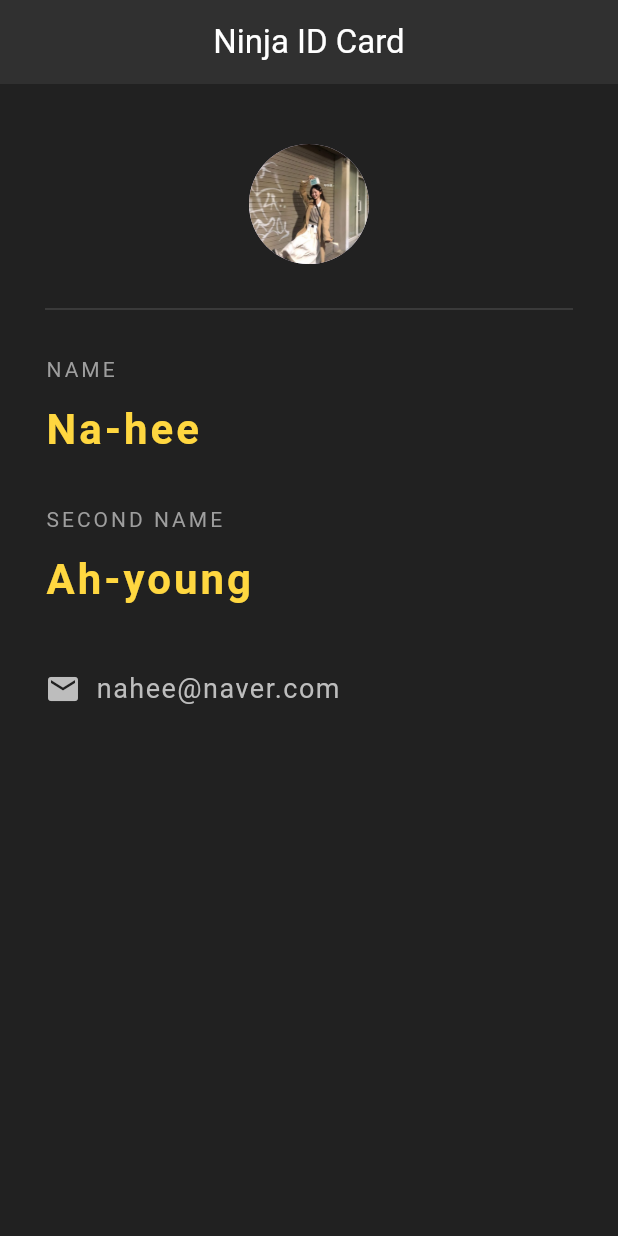
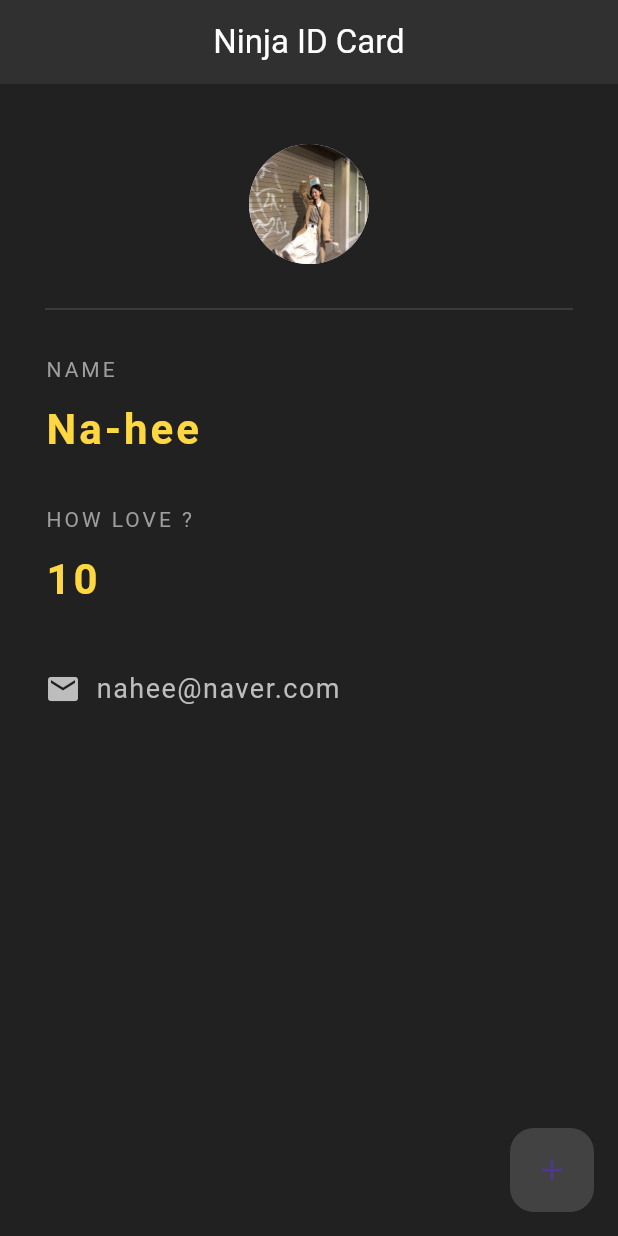
Before and after one commit to trungnt1000vn/flutter_learning_project, a Flutter app: the screen it shows after launch, on a phone screen of 412 x 824 dp. Run offline on Flutter 3.47's test engine with Material 3 defaults, Android fonts, the phone set to English and light mode, and no system bars.

Commit message:
video 16

```diff
--- a/lib/main.dart
+++ b/lib/main.dart
@@ -7,7 +7,13 @@
   ));
 }
 
-class NinjaCard extends StatelessWidget {
+class NinjaCard extends StatefulWidget {
+  @override
+  State<NinjaCard> createState() => _NinjaCardState();
+}
+
+class _NinjaCardState extends State<NinjaCard> {
+  int loveLevel = 10;
   @override
   Widget build(BuildContext context) {
     return Scaffold(
@@ -19,6 +25,16 @@
           ),
           centerTitle: true,
           backgroundColor: Colors.grey[850],
+          elevation: 0.0,
+        ),
+        floatingActionButton: FloatingActionButton(
+          onPressed: () {
+            setState(() {
+              loveLevel += 1;
+            });
+          },
+          child: Icon(Icons.add),
+          backgroundColor: Colors.grey[800],
           elevation: 0.0,
         ),
         body: Padding(
@@ -58,17 +74,18 @@
               SizedBox(
                 height: 30.0,
               ),
-              Text('SECOND NAME',
-              style: TextStyle(
-                color: Colors.grey,
-                letterSpacing: 2.0,
-              ),
+              Text(
+                'HOW LOVE ?',
+                style: TextStyle(
+                  color: Colors.grey,
+                  letterSpacing: 2.0,
+                ),
               ),
               SizedBox(
                 height: 10.0,
               ),
               Text(
-                'Ah-young',
+                '$loveLevel',
                 style: TextStyle(
                   color: Colors.amberAccent.shade200,
                   letterSpacing: 2.0,
```
